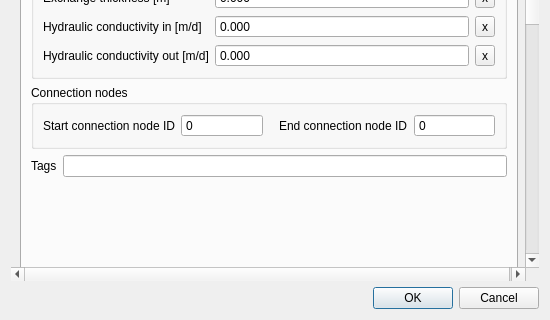
Above: threedi_schematisation_editor/forms/ui/channel.ui from nens/threedi-schematisation-editor before the change; both pictures show x 0 to 550 and y 230 to 550 of the 550 by 550 pixel window. Below: the same form after it.
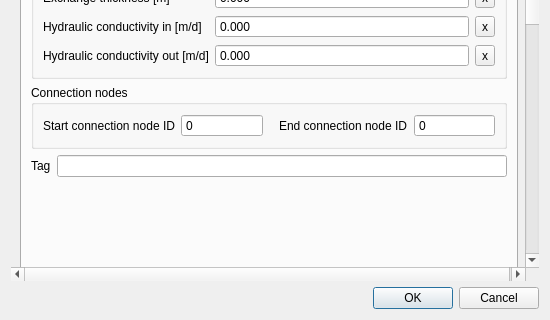
That is the form after the change.

Patch:
```diff
--- a/threedi_schematisation_editor/forms/ui/channel.ui
+++ b/threedi_schematisation_editor/forms/ui/channel.ui
@@ -547,7 +547,7 @@
              <item>
               <widget class="QLabel" name="label_44">
                <property name="text">
-                <string>Tags</string>
+                <string>Tag</string>
                </property>
               </widget>
              </item>
```
Left out of the diff: 4 changed lines with no effect on the pictures.
